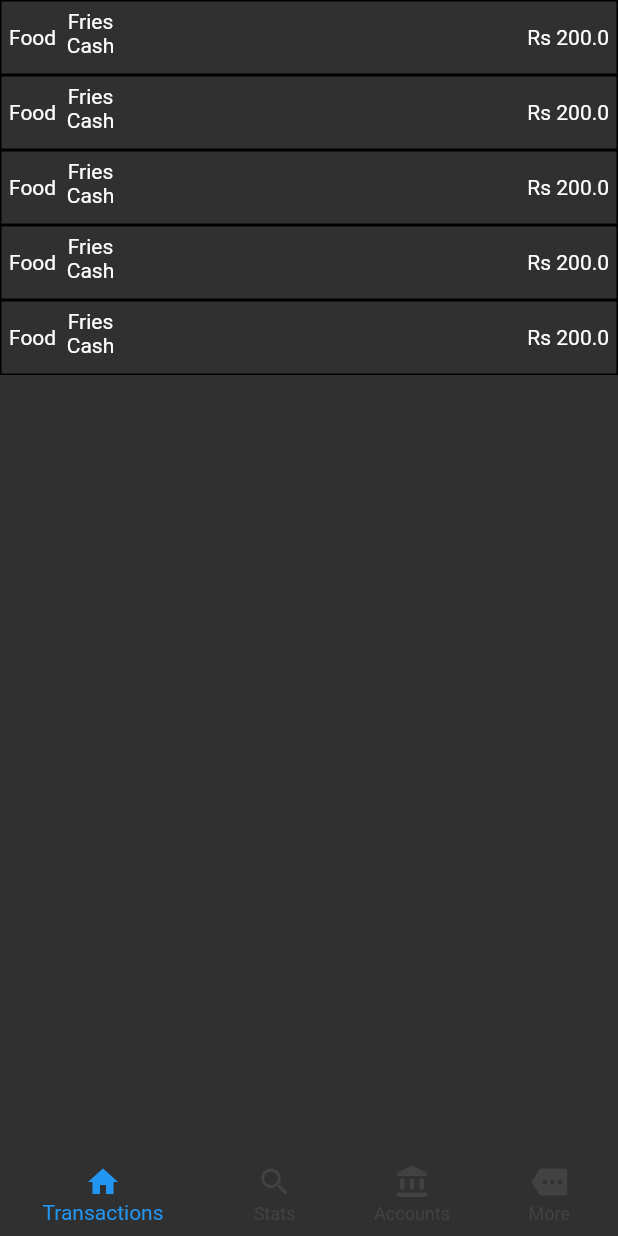
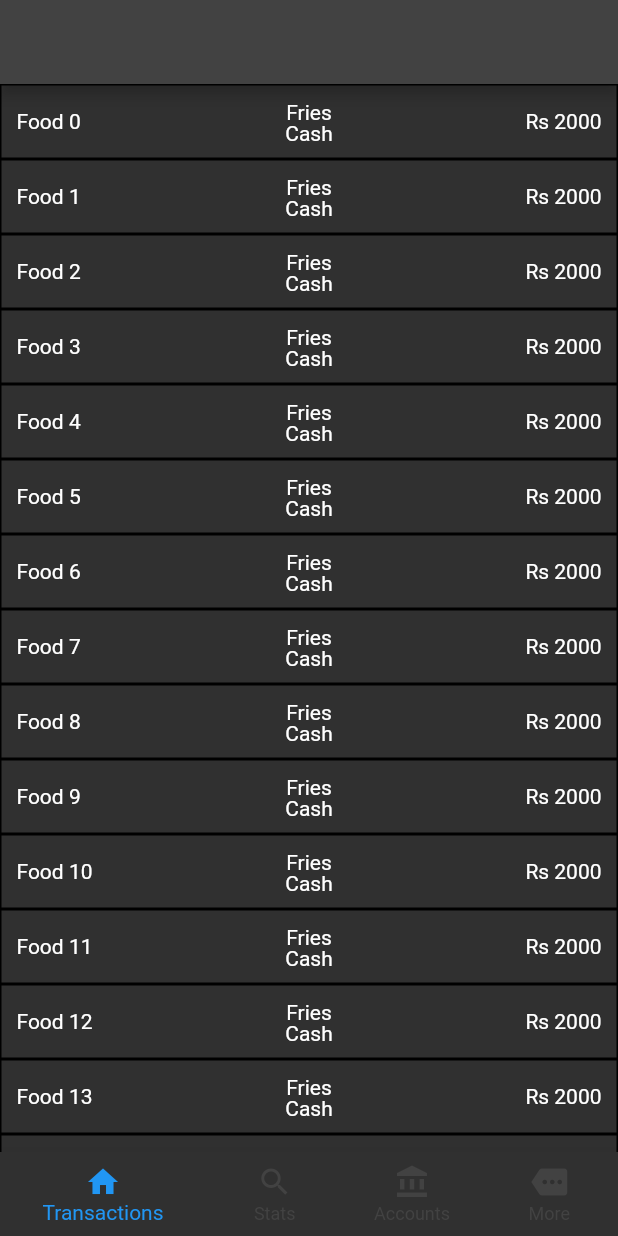
Before and after one commit to sameerstg/ProductiveMe-Flutter, a Flutter app: the TransactionPanel screen opened by its route, on a phone screen of 412 x 824 dp. Run offline on Flutter 3.47's test engine with Material 2 defaults, Android fonts, the phone set to English and light mode, and no system bars.

Commit message:
new features

```diff
--- a/lib/pages/account.dart
+++ b/lib/pages/account.dart
@@ -19,8 +19,9 @@ class _AccountsState extends State<Accounts> {
   Widget build(BuildContext context) {
     return   Scaffold(
       appBar: AppBar(
+
         title: const Text('Accounts'),
-
+        automaticallyImplyLeading: false,
         actions: [
           IconButton(
             icon: const Icon(Icons.charging_station_sharp),
--- a/lib/pages/transaction_panel.dart
+++ b/lib/pages/transaction_panel.dart
@@ -1,10 +1,6 @@
-
 import 'package:flutter/material.dart';
 
 import '../widgets/bottom_navigator.dart';
-
-
-
 
 class TransactionPanel extends StatefulWidget {
   const TransactionPanel({super.key});
@@ -17,53 +13,86 @@ class _TransactionPanelState extends State<TransactionPanel> {
   late int index;
   @override
   Widget build(BuildContext context) {
-    return  Scaffold(
-        body:  Column(
-         children: const [
-          Slot(category: "Food", note: "Fries", account: "Cash", amount: 200),
-           Slot(category: "Food", note: "Fries", account: "Cash", amount: 200),
-           Slot(category: "Food", note: "Fries", account: "Cash", amount: 200),
-           Slot(category: "Food", note: "Fries", account: "Cash", amount: 200),
-           Slot(category: "Food", note: "Fries", account: "Cash", amount: 200),
-         ],
-
-        )
-
-      ,bottomNavigationBar :  const BottomNavigator(index: 0),
-
+    return Scaffold(
+      appBar: AppBar(
+        automaticallyImplyLeading: false,
+      ),
+      body: ListView(
+        children: List.generate(
+          500,
+          (index) => Slot(
+              category: "Food $index",
+              note: "Fries",
+              account: "Cash",
+              amount: "2000"),
+        ),
+      ),
+      bottomNavigationBar: const BottomNavigator(index: 0),
     );
   }
 }
+
 class Slot extends StatelessWidget {
-  const Slot({Key? key, required this.category, required this.note, required this.account, required this.amount}) : super(key: key);
+  const Slot(
+      {Key? key,
+      required this.category,
+      required this.note,
+      required this.account,
+      required this.amount})
+      : super(key: key);
   final String category;
   final String note;
   final String account;
-  final double amount;
+  final String amount;
   @override
   Widget build(BuildContext context) {
-    return Container(padding: EdgeInsets.all(5),decoration: BoxDecoration(shape: BoxShape.rectangle,border: Border.all(width: 1)),
+    return Container(
+      padding: const EdgeInsets.symmetric(horizontal: 10),
+      decoration: BoxDecoration(
+          shape: BoxShape.rectangle, border: Border.all(width: 1)),
       height: 50,
-      child: Row(mainAxisAlignment: MainAxisAlignment.spaceBetween,
+      child: Row(
         crossAxisAlignment: CrossAxisAlignment.center,
+        mainAxisAlignment: MainAxisAlignment.spaceAround,
         children: [
-          Container(/*color: Colors.red,*/
-
-             child: Text(category),
-          ),Container(width: 300,/*,color: Colors.blue*/alignment: Alignment.centerLeft,child: Column(
-
-            children: [
-
-              Container(child: Text(note)),
-
-              Container(child: Text(account)),
-
-            ],
-          ), ),
-
-         Container(/*color: Colors.red,*/
-
-             child: Text("Rs $amount"),
+          Expanded(
+            child: Container(
+              width: 100,
+              // color: Colors.red,
+              child: Text(category),
+            ),
+          ),
+          Expanded(
+            child: Container(
+              // width: 200,
+              // color: Colors.cyanAccent,
+              padding: const EdgeInsets.symmetric(vertical: 10),
+              child: Column(
+                mainAxisAlignment: MainAxisAlignment.spaceEvenly,
+                crossAxisAlignment: CrossAxisAlignment.center,
+                children: [
+                  Expanded(
+                    child: Container(
+                      child: Text(note),
+                    ),
+                  ),
+                  Expanded(
+                    child: Container(
+                      child: Text(account),
+                    ),
+                  )
+                ],
+              ),
+            ),
+          ),
+          Expanded(
+            child: Container(
+              alignment: Alignment.centerRight,
+              // color: Colors.red,
+              child: Text(
+                "Rs $amount",
+              ),
+            ),
           ),
         ],
       ),
--- a/lib/widgets/bottom_navigator.dart
+++ b/lib/widgets/bottom_navigator.dart
@@ -3,35 +3,29 @@ import 'dart:ui';
 
 import 'package:flutter/material.dart';
 
-import '../utils/routes.dart';
-
-class BottomNavigator extends StatefulWidget {
-   const BottomNavigator({Key? key,required this.index}) : super(key: key);
-
+import 'utils/routes.dart';
+class BottomNavigator extends StatelessWidget {
   final int index;
 
-  @override
-  State<BottomNavigator> createState() => _BottomNavigatorState();
-}
-
-class _BottomNavigatorState extends State<BottomNavigator> {
-
-
-
+  const BottomNavigator({Key? key,required this.index}) : super(key: key);
 
   @override
   Widget build(BuildContext context) {
     return BottomNavigationBar(
-      onTap: (value) => {
-        changeTab(value),
+      onTap: (index) => {
 
 
+      if(index ==0){Navigator.pushNamed(context, Routes.transaction)}
+
+    else if(index==1){Navigator.pushNamed(context, Routes.stats)}
+    else if(index ==2){Navigator.pushNamed(context, Routes.accounts)}
+    else if(index ==3){Navigator.pushNamed(context, Routes.more)}
 
 
 
       },
       showUnselectedLabels: true,
-      currentIndex: 0,
+      currentIndex: index,
 
       items: const <BottomNavigationBarItem>[
         BottomNavigationBarItem(
@@ -61,15 +55,6 @@ class _BottomNavigatorState extends State<BottomNavigator> {
 
     );
   }
-  void changeTab(int index) {
-    setState(() {
 
 
-        if(index ==0){Navigator.pushNamed(context, Routes.transaction);}
-
-        else if(index==1){Navigator.pushNamed(context, Routes.stats);}
-        else if(index ==2){Navigator.pushNamed(context, Routes.accounts);}
-        else if(index ==3){Navigator.pushNamed(context, Routes.more);}
-    });
-  }
 }
```
Also changed, not shown: lib/main.dart (+2 -6 lines), lib/pages/login.dart (+58 -24 lines), lib/pages/more.dart (+21 -13 lines), lib/pages/stats.dart (+82 -4 lines), lib/widgets/utils/routes.dart (renamed from lib/utils/routes.dart).
